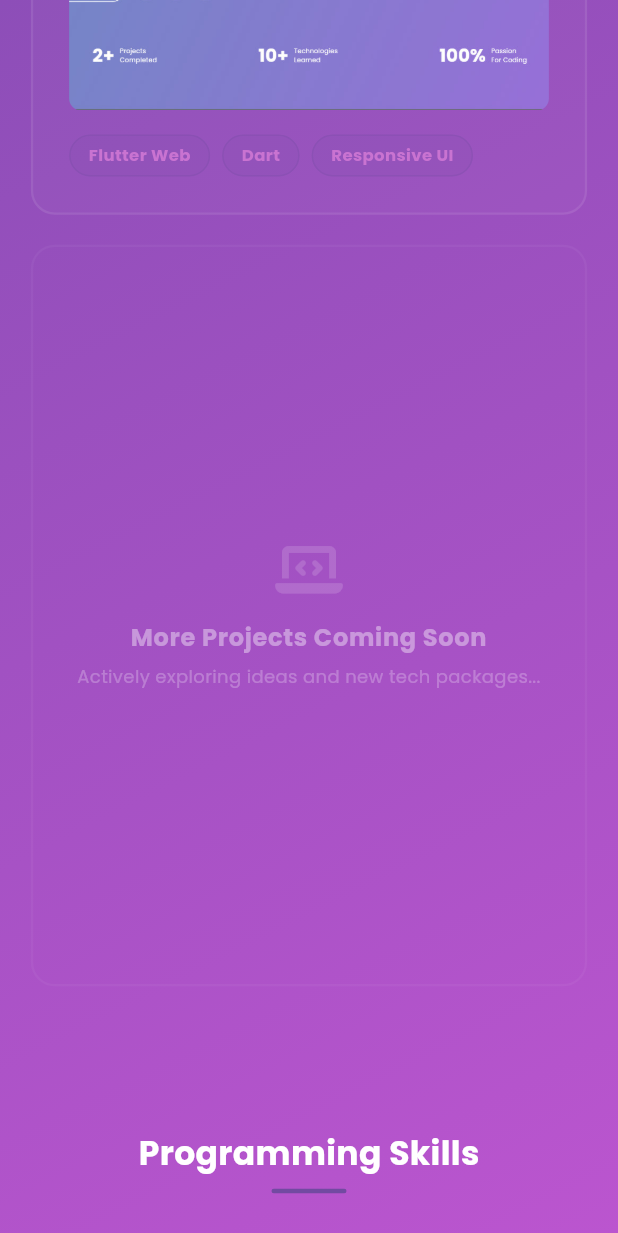
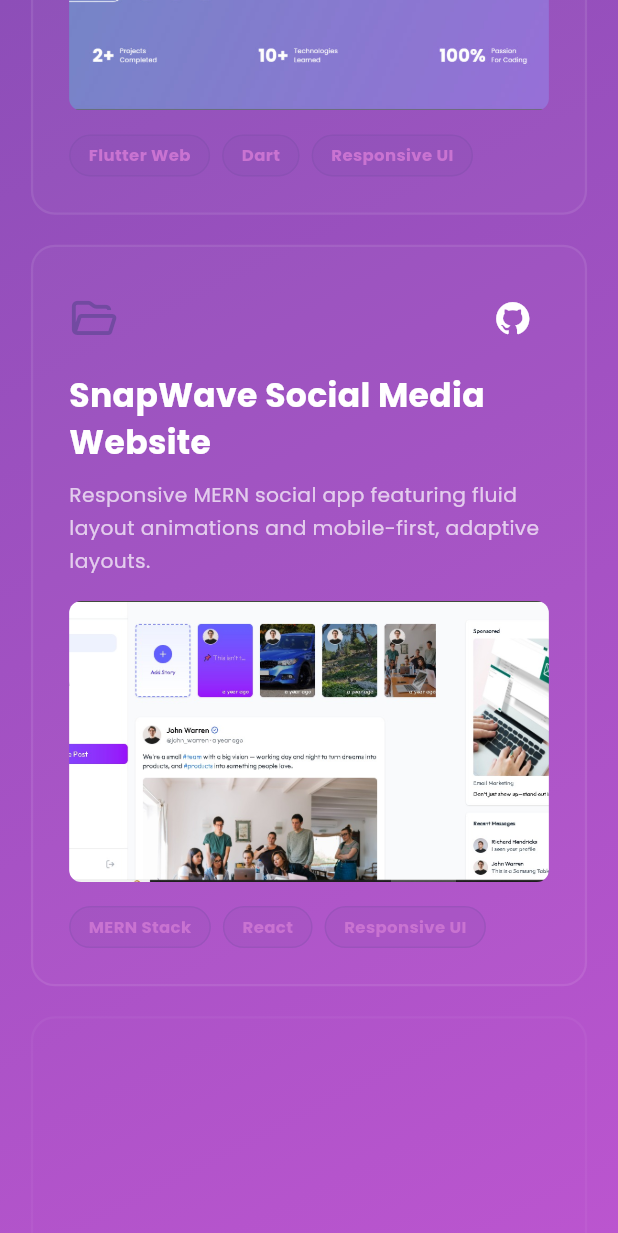
Before and after one commit to adrija-dev/my-portfolio, a Flutter app: the TabletLayout screen opened directly, scrolled down 1728 dp, on a phone screen of 412 x 824 dp. Shown: the top 1233 px of the screen. Run offline on Flutter 3.47's test engine with Material 3 defaults, Android fonts, the phone set to English and light mode, and no system bars; our stand-ins replace font_awesome_flutter, simple_gradient_text.

Commit message:
Updated portfolio content

```diff
--- a/lib/screens/widgets/header_text_widget.dart
+++ b/lib/screens/widgets/header_text_widget.dart
@@ -22,7 +22,7 @@ class HeaderTextWidget extends StatelessWidget {
           alignment: size.width > 600 ? TextAlign.start : TextAlign.center,
         ),
         const SizedBox(height: 12),
-        GradientTextWidget(size: size, alignment: TextAlign.center, text1: "Flutter Developer", text2: "BCA Student"),
+        GradientTextWidget(size: size, alignment: TextAlign.center, text1: "Flutter Developer + Web Developer", text2: "BCA Student"),
         const SizedBox(height: 24),
         SizedBox(
           width: size.width > 600 ? size.width * 0.5 : size.width * 0.85,
--- a/lib/screens/widgets/project_showcase_widget.dart
+++ b/lib/screens/widgets/project_showcase_widget.dart
@@ -29,6 +29,13 @@ class _ProjectShowcaseWidgetState extends State<ProjectShowcaseWidget> {
       'techStack': ['Flutter Web', 'Dart', 'Responsive UI'],
       'githubUrl': 'https://github.com/adrija-dev',
       'imageAsset': 'assets/images/portfolio.jpg',
+    },
+     {
+      'title': 'SnapWave Social Media Website',
+      'description': 'Responsive MERN social app featuring fluid layout animations and mobile-first, adaptive layouts.',
+      'techStack': ['MERN Stack', 'React', 'Responsive UI'],
+      'githubUrl': 'https://github.com/adrija-dev/SnapWave',
+      'imageAsset': 'assets/images/snapwave_project.jpg',
     },
   ];
 
--- a/lib/screens/widgets/skills_section_widget.dart
+++ b/lib/screens/widgets/skills_section_widget.dart
@@ -19,7 +19,13 @@ class _SkillsSectionWidgetState extends State<SkillsSectionWidget> {
     {'name': 'C++', 'icon': FontAwesomeIcons.terminal, 'subtitle': 'OOP Systems '},
     {'name': 'Java', 'icon': FontAwesomeIcons.java, 'subtitle': 'Backend App and Data Structures and Algorithms'},
     {'name': 'Python', 'icon': FontAwesomeIcons.python, 'subtitle': 'Data & Scripts'},
+    {'name': 'JavaScript', 'icon': FontAwesomeIcons.js, 'subtitle': 'Web & Logic'},
+    {'name': 'React', 'icon': FontAwesomeIcons.react, 'subtitle': 'Frontend UI'},
+    {'name': 'Node.js', 'icon': FontAwesomeIcons.nodeJs, 'subtitle': 'Backend Runtime'},
+    {'name': 'Express', 'icon': FontAwesomeIcons.server, 'subtitle': 'REST APIs'},
+    {'name': 'MongoDB', 'icon': FontAwesomeIcons.database, 'subtitle': 'NoSQL Database'},
   ];
+
 
   final Map<int, bool> _hoveredStates = {};
 
--- a/pubspec.yaml
+++ b/pubspec.yaml
@@ -38,6 +38,8 @@ flutter:
     - assets/images/profile_new.jpg
     - assets/images/deskflow_dashboard.jpg
     - assets/images/portfolio.jpg
+    - assets/images/snapwave_project.jpg
+
 
 
   fonts:
```
Also changed, not shown: assets/images/snapwave_project.jpg (added).
